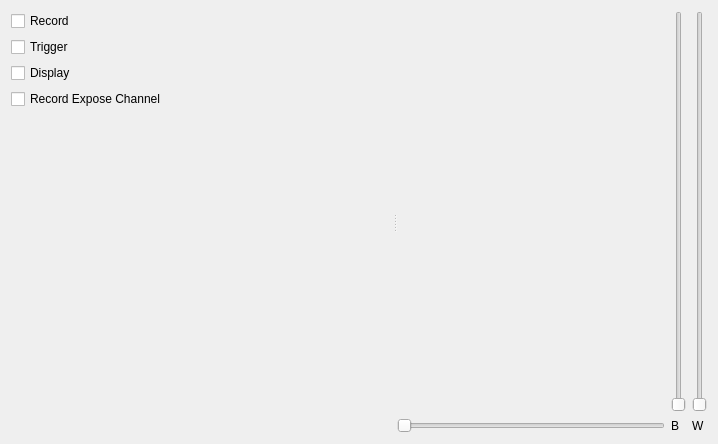
acq4/acq4, file lib/devices/PVCam/ProtocolTemplate.ui: the form before one commit.
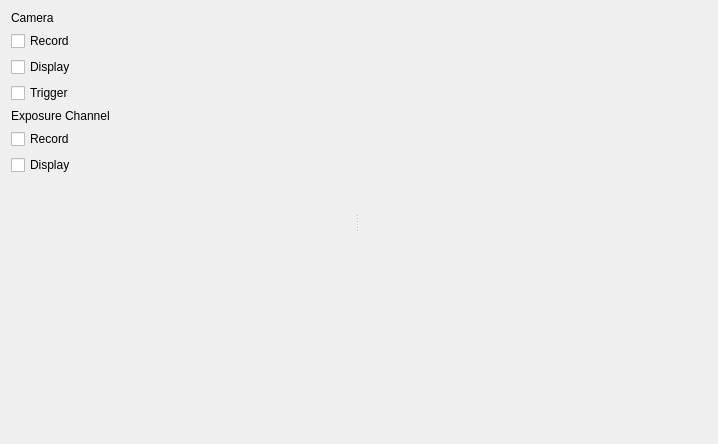
The form after the commit. Custom widgets are drawn as their Qt base class.

Commit message: Basic camera functionality is working.

Patch:
```diff
--- a/lib/devices/PVCam/ProtocolTemplate.ui
+++ b/lib/devices/PVCam/ProtocolTemplate.ui
@@ -19,8 +19,15 @@
      <property name="orientation">
       <enum>Qt::Horizontal</enum>
      </property>
-     <widget class="QWidget" name="layoutWidget">
+     <widget class="QWidget" name="">
       <layout class="QVBoxLayout" name="verticalLayout">
+       <item>
+        <widget class="QLabel" name="label_2">
+         <property name="text">
+          <string>Camera</string>
+         </property>
+        </widget>
+       </item>
        <item>
         <widget class="QCheckBox" name="recordCheck">
          <property name="text">
@@ -28,6 +35,13 @@
          </property>
         </widget>
        </item>
+       <item>
+        <widget class="QCheckBox" name="displayCheck">
+         <property name="text">
+          <string>Display</string>
+         </property>
+        </widget>
+       </item>
        <item>
         <widget class="QCheckBox" name="triggerCheck">
          <property name="text">
@@ -36,16 +50,23 @@
         </widget>
        </item>
        <item>
-        <widget class="QCheckBox" name="displayCheck">
+        <widget class="QLabel" name="label">
          <property name="text">
-          <string>Display</string>
+          <string>Exposure Channel</string>
          </property>
         </widget>
        </item>
        <item>
         <widget class="QCheckBox" name="recordExposeCheck">
          <property name="text">
-          <string>Record Expose Channel</string>
+          <string>Record</string>
+         </property>
+        </widget>
+       </item>
+       <item>
+        <widget class="QCheckBox" name="checkBox">
+         <property name="text">
+          <string>Display</string>
          </property>
         </widget>
        </item>
@@ -64,52 +85,26 @@
        </item>
       </layout>
      </widget>
-     <widget class="QWidget" name="layoutWidget">
-      <layout class="QGridLayout" name="gridLayout">
-       <item row="0" column="0">
-        <widget class="QWidget" name="widget" native="true"/>
-       </item>
-       <item row="0" column="1">
-        <widget class="QSlider" name="verticalSlider">
-         <property name="orientation">
-          <enum>Qt::Vertical</enum>
-         </property>
-        </widget>
-       </item>
-       <item row="0" column="2">
-        <widget class="QSlider" name="verticalSlider_2">
-         <property name="orientation">
-          <enum>Qt::Vertical</enum>
-         </property>
-        </widget>
-       </item>
-       <item row="1" column="0">
-        <widget class="QSlider" name="horizontalSlider">
-         <property name="orientation">
-          <enum>Qt::Horizontal</enum>
-         </property>
-        </widget>
-       </item>
-       <item row="1" column="1">
-        <widget class="QLabel" name="label">
-         <property name="text">
-          <string>B</string>
-         </property>
-        </widget>
-       </item>
-       <item row="1" column="2">
-        <widget class="QLabel" name="label_2">
-         <property name="text">
-          <string>W</string>
-         </property>
-        </widget>
-       </item>
-      </layout>
+     <widget class="ImageView" name="imageView" native="true">
+      <property name="sizePolicy">
+       <sizepolicy hsizetype="Expanding" vsizetype="Expanding">
+        <horstretch>0</horstretch>
+        <verstretch>0</verstretch>
+       </sizepolicy>
+      </property>
      </widget>
     </widget>
    </item>
   </layout>
  </widget>
+ <customwidgets>
+  <customwidget>
+   <class>ImageView</class>
+   <extends>QWidget</extends>
+   <header>lib.util.qtgraph.ImageView</header>
+   <container>1</container>
+  </customwidget>
+ </customwidgets>
  <resources/>
  <connections/>
 </ui>
```
The commit also changes 9 other files.
